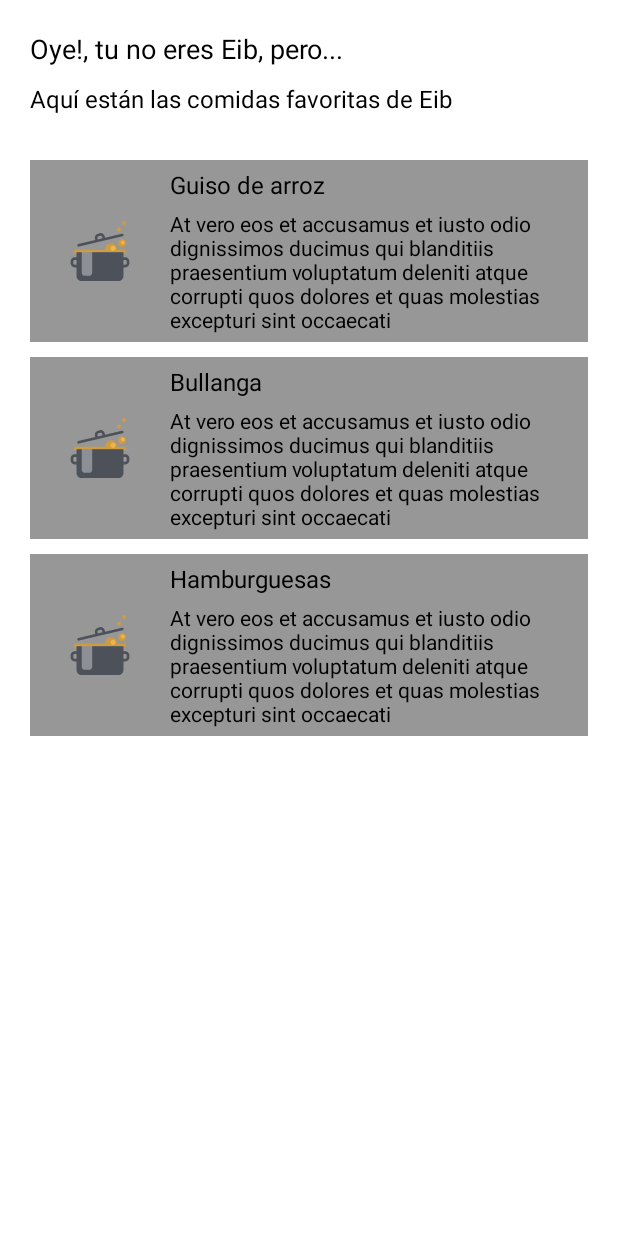
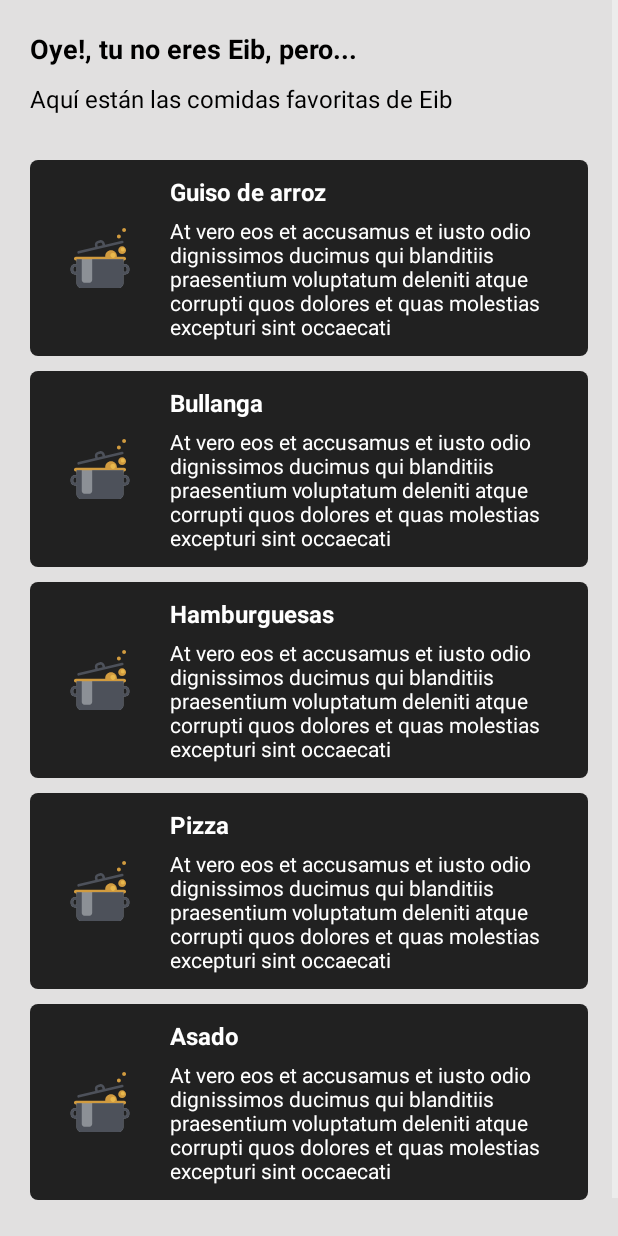
Before and after one commit to abel292/Curso-Coti, an Android app: the FoodActivity screen opened directly, with no data from a screen before it, on a phone screen of 412 x 824 dp. Run offline under Robolectric (Android 15) with nearby library versions, the phone set to English and light mode, and no system bars; pictures from the network do not load.

Commit message:
Implementacion de fotos en Recycler Favorite Foods

```diff
--- a/app/src/main/java/com/example/helloeib/AdapterRecyclerFoodies.kt
+++ b/app/src/main/java/com/example/helloeib/AdapterRecyclerFoodies.kt
@@ -1,3 +1,4 @@
+import android.content.Context
 import android.view.LayoutInflater
 import android.view.View
 import android.view.ViewGroup
@@ -13,18 +14,19 @@ import com.example.helloeib.ItemFoodPost
 import com.example.helloeib.R
 import kotlinx.android.synthetic.main.item_favorite_food.view.*
 
-class AdapterRecyclerFoodies: RecyclerView.Adapter<RecyclerView.ViewHolder>(){
+class AdapterRecyclerFoodies (var context:Context) : RecyclerView.Adapter<RecyclerView.ViewHolder>() {
     private var items: List<ItemFoodPost> = ArrayList()
     override fun onCreateViewHolder(parent: ViewGroup, viewType: Int): RecyclerView.ViewHolder {
         return FoodViewHolder(
-            LayoutInflater.from(parent.context).inflate(R.layout.item_favorite_food,parent,false)
+                LayoutInflater.from(parent.context).inflate(R.layout.item_favorite_food, parent, false), context
+
         )
 
     }
 
     override fun onBindViewHolder(holder: RecyclerView.ViewHolder, position: Int) {
-        when(holder){
-            is FoodViewHolder ->{
+        when (holder) {
+            is FoodViewHolder -> {
                 holder.bind(items.get(position))
             }
         }
@@ -34,26 +36,26 @@ class AdapterRecyclerFoodies: RecyclerView.Adapter<RecyclerView.ViewHolder>(){
         return items.size
     }
 
-    fun submitList(foodList: List<ItemFoodPost>){
-         items = foodList
+    fun submitList(foodList: List<ItemFoodPost>) {
+        items = foodList
 
     }
+
     class FoodViewHolder constructor(
-        itemView: View
-    ): RecyclerView.ViewHolder(itemView){
+            itemView: View, var context: Context
+    ) : RecyclerView.ViewHolder(itemView) {
 
         val textViewTituloFavFood = itemView.findViewById(R.id.textViewTituloFavFood) as TextView?
         val textViewContentRecycler = itemView.findViewById(R.id.textViewContentRecycler) as TextView?
         val imageButtonRecycler = itemView.findViewById(R.id.imageButtonRecycler) as ImageView?
 
-        fun bind(itemFoodPost: ItemFoodPost)
-        {
+        fun bind(itemFoodPost: ItemFoodPost) {
 
             textViewTituloFavFood?.setText(itemFoodPost.foodTitle)
             textViewContentRecycler?.setText(itemFoodPost.contentFood)
-            val requestOption= RequestOptions()
-                .placeholder(R.drawable.ic_guiso)
-                .error(R.drawable.ic_guiso)
+            val requestOption = RequestOptions()
+                    .placeholder(R.drawable.ic_guiso)
+                    .error(R.drawable.ic_guiso)
             if (imageButtonRecycler != null) {
                 Glide.with(itemView.context)
                         .applyDefaultRequestOptions(requestOption)
--- a/app/src/main/java/com/example/helloeib/DataFoodies.kt
+++ b/app/src/main/java/com/example/helloeib/DataFoodies.kt
@@ -10,7 +10,7 @@ class DataFoodies {
             list.add(
                     ItemFoodPost(
                             "Guiso de arroz",
-                            "https://www.flaticon.com/free-icon/cooking_186146?term=stew&page=1&position=15&related_item_id=186146",
+                            "https://images.pexels.com/photos/4194623/pexels-photo-4194623.jpeg?auto=compress&cs=tinysrgb&dpr=1&w=500",
                             "At vero eos et accusamus et iusto odio dignissimos ducimus qui blanditiis praesentium voluptatum deleniti atque corrupti quos dolores et quas molestias excepturi sint occaecati"
 
 
@@ -19,7 +19,7 @@ class DataFoodies {
             list.add(
                     ItemFoodPost(
                             "Bullanga",
-                            "https://www.flaticon.com/free-icon/cooking_186146?term=stew&page=1&position=15&related_item_id=186146",
+                            "https://images.pexels.com/photos/1603901/pexels-photo-1603901.jpeg?auto=compress&cs=tinysrgb&dpr=1&w=500",
                             "At vero eos et accusamus et iusto odio dignissimos ducimus qui blanditiis praesentium voluptatum deleniti atque corrupti quos dolores et quas molestias excepturi sint occaecati"
 
 
@@ -28,11 +28,29 @@ class DataFoodies {
             list.add(
                     ItemFoodPost(
                             "Hamburguesas",
-                            "https://www.flaticon.com/free-icon/cooking_186146?term=stew&page=1&position=15&related_item_id=186146",
+                            "https://images.pexels.com/photos/2987564/pexels-photo-2987564.jpeg?auto=compress&cs=tinysrgb&dpr=2&h=650&w=940",
                             "At vero eos et accusamus et iusto odio dignissimos ducimus qui blanditiis praesentium voluptatum deleniti atque corrupti quos dolores et quas molestias excepturi sint occaecati"
 
 
                     )
+            )
+            list.add(
+                ItemFoodPost(
+                    "Pizza",
+                    "https://images.pexels.com/photos/315755/pexels-photo-315755.jpeg?auto=compress&cs=tinysrgb&dpr=1&w=500",
+                    "At vero eos et accusamus et iusto odio dignissimos ducimus qui blanditiis praesentium voluptatum deleniti atque corrupti quos dolores et quas molestias excepturi sint occaecati"
+
+
+                )
+            )
+            list.add(
+                ItemFoodPost(
+                    "Asado",
+                    "https://images.pexels.com/photos/3821692/pexels-photo-3821692.jpeg?auto=compress&cs=tinysrgb&dpr=1&w=500",
+                    "At vero eos et accusamus et iusto odio dignissimos ducimus qui blanditiis praesentium voluptatum deleniti atque corrupti quos dolores et quas molestias excepturi sint occaecati"
+
+
+                )
             )
             return list
 
--- a/app/src/main/java/com/example/helloeib/FoodActivity.kt
+++ b/app/src/main/java/com/example/helloeib/FoodActivity.kt
@@ -20,7 +20,7 @@ public class FoodActivity : AppCompatActivity() {
     private fun initRecyclerView(){
         recyclerViewHistoricalFoodies.apply{
             layoutManager = LinearLayoutManager(this@FoodActivity)
-            foodAdapter = AdapterRecyclerFoodies()
+            foodAdapter = AdapterRecyclerFoodies(this@FoodActivity)
             val data = DataFoodies.createDataFoodSet()
             foodAdapter.submitList(data)
             adapter = foodAdapter
--- a/app/src/main/java/com/example/helloeib/LoginActivity.kt
+++ b/app/src/main/java/com/example/helloeib/LoginActivity.kt
@@ -17,14 +17,14 @@ class LoginActivity : AppCompatActivity() {
         var edit_user_password = findViewById(R.id.editTextPassword) as EditText
 
 
-
         val button = findViewById<Button>(R.id.btnIngresarLogin)
         button.setOnClickListener {
 
 
             if (edit_user_name.text.toString().toLowerCase() == "abelito") {
 
-                Toast.makeText(this, "Lo siento Abelito, tu de aquí no pasas", Toast.LENGTH_LONG).show()
+                Toast.makeText(this, "Lo siento Abelito, tu de aquí no pasas", Toast.LENGTH_LONG)
+                    .show()
 
 
             } else {
@@ -36,8 +36,6 @@ class LoginActivity : AppCompatActivity() {
                 startActivity(intent)
 
 
-
-
             }
 
         }
--- /dev/null
+++ b/app/src/main/res/drawable/shape_foodies_recycler.xml
@@ -0,0 +1,9 @@
+<?xml version="1.0" encoding="utf-8"?>
+<shape xmlns:android="http://schemas.android.com/apk/res/android"
+    android:shape="rectangle">
+
+    <solid android:color="#212121" />
+
+    <corners android:radius="5dp" />
+
+</shape>
--- a/app/src/main/res/layout/activity_favorite_food.xml
+++ b/app/src/main/res/layout/activity_favorite_food.xml
@@ -5,7 +5,7 @@
     xmlns:tools="http://schemas.android.com/tools"
     android:layout_width="match_parent"
     android:layout_height="match_parent"
-    android:background="@color/white">
+    android:background="#E1E0E0">
 
     <ScrollView
         android:layout_width="match_parent"
@@ -29,6 +29,7 @@
                 android:layout_marginEnd="20dp"
                 android:text="Oye!, tu no eres Eib, pero..."
                 android:textColor="@color/black"
+                android:textStyle="bold"
                 android:textSize="18dp"
                 app:layout_constraintEnd_toEndOf="parent"
                 app:layout_constraintHorizontal_bias="0.0"
@@ -53,6 +54,8 @@
                 android:layout_width="match_parent"
                 android:layout_height="wrap_content"
                 android:layout_marginTop="20dp"
+                android:layout_marginBottom="50dp"
+                app:layout_constraintBottom_toBottomOf="parent"
                 app:layout_constraintEnd_toEndOf="parent"
                 app:layout_constraintHorizontal_bias="0.0"
                 app:layout_constraintStart_toStartOf="parent"
--- a/app/src/main/res/layout/item_favorite_food.xml
+++ b/app/src/main/res/layout/item_favorite_food.xml
@@ -3,7 +3,7 @@
     xmlns:android="http://schemas.android.com/apk/res/android"
     xmlns:app="http://schemas.android.com/apk/res-auto"
     android:layout_width="match_parent"
-    android:background="@color/white"
+    android:background="#E1E0E0"
     android:layout_height="wrap_content">
 
     <androidx.constraintlayout.widget.ConstraintLayout
@@ -12,10 +12,10 @@
         android:layout_marginStart="20dp"
         android:layout_marginTop="10dp"
         android:layout_marginEnd="20dp"
-        android:background="#979797"
+        android:background="@drawable/shape_foodies_recycler"
         android:orientation="horizontal"
-        android:paddingTop="5dp"
-        android:paddingBottom="5dp"
+        android:paddingTop="10dp"
+        android:paddingBottom="10dp"
         app:layout_constraintEnd_toEndOf="parent"
         app:layout_constraintHorizontal_weight="2"
         app:layout_constraintStart_toStartOf="parent"
@@ -24,7 +24,7 @@
         <androidx.constraintlayout.widget.ConstraintLayout
             android:id="@+id/constraintLayoutImageFavFood"
             android:layout_width="0dp"
-            android:layout_height="wrap_content"
+            android:layout_height="match_parent"
             app:layout_constraintBottom_toBottomOf="parent"
             app:layout_constraintEnd_toStartOf="@+id/constraintLayoutContent"
             app:layout_constraintHorizontal_bias="0.0"
@@ -61,8 +61,9 @@
                 android:layout_width="wrap_content"
                 android:layout_height="wrap_content"
                 android:text="Título de comida"
-                android:textColor="@color/black"
+                android:textColor="@color/white"
                 android:textSize="16dp"
+                android:textStyle="bold"
                 app:layout_constraintEnd_toEndOf="parent"
                 app:layout_constraintHorizontal_bias="0.0"
                 app:layout_constraintStart_toStartOf="parent"
@@ -75,7 +76,7 @@
                 android:layout_marginTop="5dp"
                 android:layout_marginEnd="20dp"
                 android:text="Lorem ipsum con descripcion de la comida favorita de Eib"
-                android:textColor="@color/black"
+                android:textColor="@color/white"
                 app:layout_constraintEnd_toEndOf="parent"
                 app:layout_constraintStart_toStartOf="parent"
                 app:layout_constraintTop_toBottomOf="@+id/textViewTituloFavFood" />
```
Also changed, not shown: app/src/main/AndroidManifest.xml (+7 -3 lines), app/src/main/java/com/example/helloeib/FirstFragment.kt (deleted, +0 -31 lines), app/src/main/java/com/example/helloeib/ItemFoodPost.kt (+5 -5 lines), app/src/main/res/layout/activity_home.xml (+6 -3 lines).
